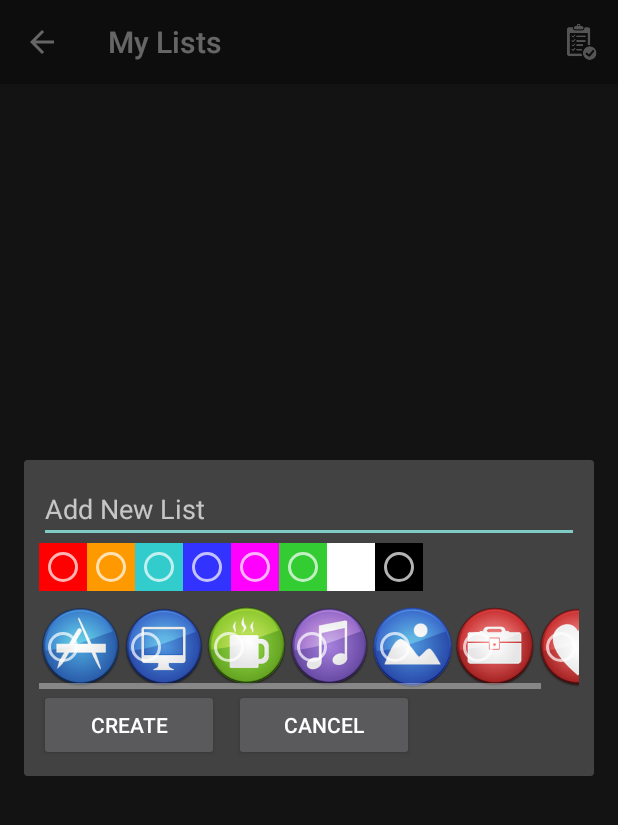
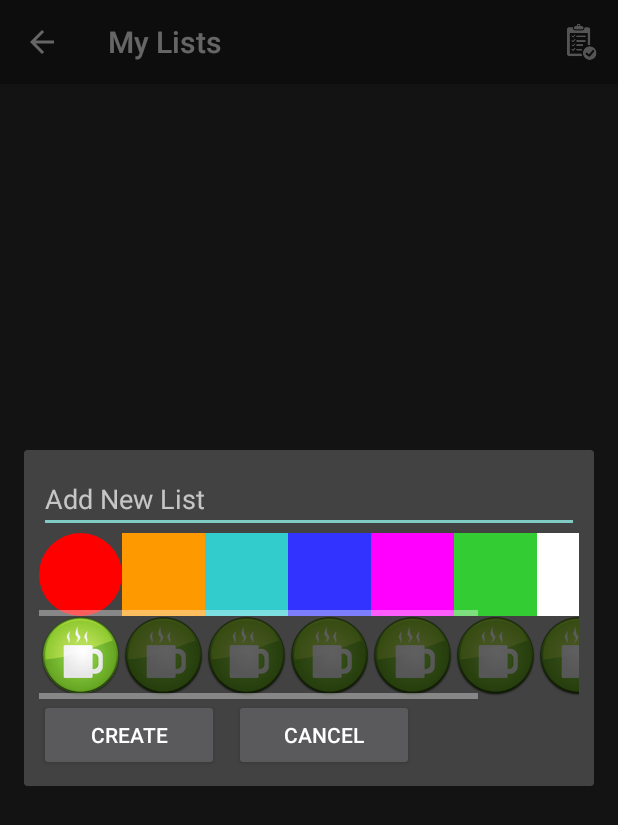
Before and after one commit to JKorang/StoreGPS, an Android app: the fragment MyListFragment placed in its activity, after a tap on "Add New List", on a phone screen of 412 x 824 dp. Shown: the top 825 px of the screen. Run offline under Robolectric (Android 15) with nearby library versions, the phone set to English and light mode, and no system bars; 3 statements that could not run were skipped.

Commit message:
Defining Color Elements
Icon elements closer to proper definition. Need animation.
Also still need to finish the color circles. Not dimming.

```diff
--- /dev/null
+++ b/app/src/main/res/drawable/xml_icon_button_0.xml
@@ -0,0 +1,17 @@
+<?xml version="1.0" encoding="utf-8"?>
+<selector xmlns:android="http://schemas.android.com/apk/res/android">
+
+    <item android:state_pressed="true">
+        <bitmap android:src="@drawable/coffee_badge" />
+    </item>
+
+    <item android:state_checked="true">
+        <bitmap android:src="@drawable/coffee_badge" />
+    </item>
+
+    <item>
+        <bitmap android:src="@drawable/coffee_badge"
+            android:tint="@color/tint_color"
+            android:tintMode="multiply" />
+    </item>
+</selector>
--- /dev/null
+++ b/app/src/main/res/drawable/xml_icon_button_1.xml
@@ -0,0 +1,17 @@
+<?xml version="1.0" encoding="utf-8"?>
+<selector xmlns:android="http://schemas.android.com/apk/res/android">
+
+    <item android:state_pressed="true">
+        <bitmap android:src="@drawable/coffee_badge" />
+    </item>
+
+    <item android:state_checked="true">
+        <bitmap android:src="@drawable/coffee_badge" />
+    </item>
+
+    <item>
+        <bitmap android:src="@drawable/coffee_badge"
+            android:tint="@color/tint_color"
+            android:tintMode="multiply" />
+    </item>
+</selector>
--- /dev/null
+++ b/app/src/main/res/drawable/xml_icon_button_2.xml
@@ -0,0 +1,17 @@
+<?xml version="1.0" encoding="utf-8"?>
+<selector xmlns:android="http://schemas.android.com/apk/res/android">
+
+    <item android:state_pressed="true">
+        <bitmap android:src="@drawable/coffee_badge" />
+    </item>
+
+    <item android:state_checked="true">
+        <bitmap android:src="@drawable/coffee_badge" />
+    </item>
+
+    <item>
+        <bitmap android:src="@drawable/coffee_badge"
+            android:tint="@color/tint_color"
+            android:tintMode="multiply" />
+    </item>
+</selector>
--- /dev/null
+++ b/app/src/main/res/drawable/xml_icon_button_3.xml
@@ -0,0 +1,17 @@
+<?xml version="1.0" encoding="utf-8"?>
+<selector xmlns:android="http://schemas.android.com/apk/res/android">
+
+    <item android:state_pressed="true">
+        <bitmap android:src="@drawable/coffee_badge" />
+    </item>
+
+    <item android:state_checked="true">
+        <bitmap android:src="@drawable/coffee_badge" />
+    </item>
+
+    <item>
+        <bitmap android:src="@drawable/coffee_badge"
+            android:tint="@color/tint_color"
+            android:tintMode="multiply" />
+    </item>
+</selector>
--- /dev/null
+++ b/app/src/main/res/drawable/xml_icon_button_4.xml
@@ -0,0 +1,17 @@
+<?xml version="1.0" encoding="utf-8"?>
+<selector xmlns:android="http://schemas.android.com/apk/res/android">
+
+    <item android:state_pressed="true">
+        <bitmap android:src="@drawable/coffee_badge" />
+    </item>
+
+    <item android:state_checked="true">
+        <bitmap android:src="@drawable/coffee_badge" />
+    </item>
+
+    <item>
+        <bitmap android:src="@drawable/coffee_badge"
+            android:tint="@color/tint_color"
+            android:tintMode="multiply" />
+    </item>
+</selector>
--- /dev/null
+++ b/app/src/main/res/drawable/xml_icon_button_5.xml
@@ -0,0 +1,17 @@
+<?xml version="1.0" encoding="utf-8"?>
+<selector xmlns:android="http://schemas.android.com/apk/res/android">
+
+    <item android:state_pressed="true">
+        <bitmap android:src="@drawable/coffee_badge" />
+    </item>
+
+    <item android:state_checked="true">
+        <bitmap android:src="@drawable/coffee_badge" />
+    </item>
+
+    <item>
+        <bitmap android:src="@drawable/coffee_badge"
+            android:tint="@color/tint_color"
+            android:tintMode="multiply" />
+    </item>
+</selector>
--- /dev/null
+++ b/app/src/main/res/drawable/xml_icon_button_6.xml
@@ -0,0 +1,17 @@
+<?xml version="1.0" encoding="utf-8"?>
+<selector xmlns:android="http://schemas.android.com/apk/res/android">
+
+    <item android:state_pressed="true">
+        <bitmap android:src="@drawable/coffee_badge" />
+    </item>
+
+    <item android:state_checked="true">
+        <bitmap android:src="@drawable/coffee_badge" />
+    </item>
+
+    <item>
+        <bitmap android:src="@drawable/coffee_badge"
+            android:tint="@color/tint_color"
+            android:tintMode="multiply" />
+    </item>
+</selector>
--- /dev/null
+++ b/app/src/main/res/drawable/xml_icon_button_7.xml
@@ -0,0 +1,17 @@
+<?xml version="1.0" encoding="utf-8"?>
+<selector xmlns:android="http://schemas.android.com/apk/res/android">
+
+    <item android:state_pressed="true">
+        <bitmap android:src="@drawable/coffee_badge" />
+    </item>
+
+    <item android:state_checked="true">
+        <bitmap android:src="@drawable/coffee_badge" />
+    </item>
+
+    <item>
+        <bitmap android:src="@drawable/coffee_badge"
+            android:tint="@color/tint_color"
+            android:tintMode="multiply" />
+    </item>
+</selector>
--- /dev/null
+++ b/app/src/main/res/drawable/xml_icon_color_0.xml
@@ -0,0 +1,38 @@
+<?xml version="1.0" encoding="utf-8"?>
+<selector xmlns:android="http://schemas.android.com/apk/res/android">
+
+    <item android:state_pressed="true">
+        <shape xmlns:android="http://schemas.android.com/apk/res/android"
+            android:shape="oval">
+        <solid
+            android:color="@color/color_0"/>
+        <size
+            android:width="55dp"
+            android:height="55dp"/>
+        </shape>
+    </item>
+
+    <item android:state_checked="true">
+        <shape xmlns:android="http://schemas.android.com/apk/res/android"
+            android:shape="oval">
+            <solid
+                android:color="@color/color_0"/>
+            <size
+                android:width="55dp"
+                android:height="55dp"/>
+        </shape>
+    </item>
+
+    <item>
+        <shape xmlns:android="http://schemas.android.com/apk/res/android"
+            android:shape="oval"
+            android:tint="@color/tint_color"
+            android:tintMode="multiply">
+            <solid
+                android:color="@color/color_0" />
+            <size
+                android:width="55dp"
+                android:height="55dp"/>
+        </shape>
+    </item>
+</selector>
--- a/app/src/main/res/layout/dialog_new_list.xml
+++ b/app/src/main/res/layout/dialog_new_list.xml
@@ -15,7 +15,7 @@
     <HorizontalScrollView
         android:id="@+id/colorView"
         android:layout_width="match_parent"
-        android:layout_height="42dp">
+        android:layout_height="55dp">
 
 
         <RadioGroup
@@ -26,51 +26,60 @@
 
             <RadioButton
                 android:id="@+id/color_0"
-                android:layout_width="wrap_content"
-                android:layout_height="wrap_content"
-                android:background="@color/color_0" />
+                android:layout_width="55dp"
+                android:layout_height="55dp"
+                android:background="@drawable/xml_icon_color_0"
+                android:button="@null"
+                android:checked="true"/>
 
             <RadioButton
                 android:id="@+id/color_1"
-                android:layout_width="wrap_content"
-                android:layout_height="wrap_content"
-                android:background="@color/color_1" />
+                android:layout_width="55dp"
+                android:layout_height="55dp"
+                android:background="@color/color_1"
+                android:button="@null" />
 
             <RadioButton
                 android:id="@+id/color_2"
-                android:layout_width="wrap_content"
-                android:layout_height="wrap_content"
-                android:background="@color/color_2" />
+                android:layout_width="55dp"
+                android:layout_height="55dp"
+                android:background="@color/color_2"
+                android:button="@null" />
 
             <RadioButton
                 android:id="@+id/color_3"
-                android:layout_width="wrap_content"
-                android:layout_height="wrap_content"
-                android:background="@color/color_3" />
+                android:layout_width="55dp"
+                android:layout_height="55dp"
+                android:background="@color/color_3"
+                android:button="@null" />
 
             <RadioButton
                 android:id="@+id/color_4"
-                android:layout_width="wrap_content"
-                android:layout_height="wrap_content"
-                android:background="@color/color_4" />
+                android:layout_width="55dp"
+                android:layout_height="55dp"
+                android:background="@color/color_4"
+                android:button="@null" />
 
             <RadioButton
                 android:id="@+id/color_5"
-                android:layout_width="wrap_content"
-                android:layout_height="wrap_content"
-                android:background="@color/color_5" />
+                android:layout_width="55dp"
+                android:layout_height="55dp"
+                android:background="@color/color_5"
+                android:button="@null" />
 
             <RadioButton
                 android:id="@+id/color_6"
-                android:layout_width="wrap_content"
-                android:layout_height="wrap_content"
-                android:background="@color/color_6" />
+                android:layout_width="55dp"
+                android:layout_height="55dp"
+                android:background="@color/color_6"
+                android:button="@null" />
 
             <RadioButton
                 android:id="@+id/color_7"
-                android:layout_width="wrap_content"
-                android:layout_height="wrap_content"
-                android:background="@color/color_7" />
+                android:layout_width="55dp"
+                android:layout_height="55dp"
+                android:background="@color/color_7"
+                android:button="@null" />
         </RadioGroup>
 
     </HorizontalScrollView>
@@ -92,49 +101,67 @@
                 android:layout_width="55dp"
                 android:layout_height="55dp"
                 android:layout_gravity="center_horizontal|center_vertical"
-                android:background="@drawable/applications" />
+                android:background="@drawable/xml_icon_button_0"
+                android:button="@null"
+                android:checked="true" />
 
             <RadioButton
                 android:id="@+id/image1"
                 android:layout_width="55dp"
                 android:layout_height="55dp"
                 android:layout_gravity="center_horizontal|center_vertical"
-                android:background="@drawable/computer" />
+                android:background="@drawable/xml_icon_button_1"
+                android:button="@null" />
 
             <RadioButton
                 android:id="@+id/image2"
                 android:layout_width="55dp"
                 android:layout_height="55dp"
                 android:layout_gravity="center_horizontal|center_vertical"
-                android:background="@drawable/coffee_badge" />
+                android:background="@drawable/xml_icon_button_2"
+                android:button="@null" />
 
             <RadioButton
                 android:id="@+id/image3"
                 android:layout_width="55dp"
                 android:layout_height="55dp"
                 android:layout_gravity="center_horizontal|center_vertical"
-                android:background="@drawable/music" />
+                android:background="@drawable/xml_icon_button_3"
+                android:button="@null" />
 
             <RadioButton
                 android:id="@+id/image4"
                 android:layout_width="55dp"
                 android:layout_height="55dp"
                 android:layout_gravity="center_horizontal|center_vertical"
-                android:background="@drawable/pictures" />
+                android:background="@drawable/xml_icon_button_4"
+                android:button="@null" />
 
             <RadioButton
                 android:id="@+id/image5"
                 android:layout_width="55dp"
                 android:layout_height="55dp"
                 android:layout_gravity="center_horizontal|center_vertical"
-                android:background="@drawable/toolbox_badge" />
+                android:background="@drawable/xml_icon_button_5"
+                android:button="@null" />
 
             <RadioButton
                 android:id="@+id/image6"
                 android:layout_width="55dp"
                 android:layout_height="55dp"
                 android:layout_gravity="center_horizontal|center_vertical"
-                android:background="@drawable/favorites" />
+                android:background="@drawable/xml_icon_button_6"
+                android:button="@null" />
+
+            <RadioButton
+                android:id="@+id/radio0"
+                android:layout_width="55dp"
+                android:layout_height="55dp"
+                android:layout_gravity="center_horizontal|center_vertical"
+                android:background="@drawable/xml_icon_button_7"
+                android:button="@null" />
+
+
         </RadioGroup>
     </HorizontalScrollView>
 
--- a/app/src/main/res/values/colors.xml
+++ b/app/src/main/res/values/colors.xml
@@ -9,6 +9,8 @@
     <string name="color_5">#33CC33</string>
     <string name="color_6">#FFFFFF</string>
     <string name="color_7">#000000</string>
+    <string name="tint_color">#606060</string>
+
 
     <color name="color_0">#FF0000</color>
     <color name="color_1">#FF9900</color>
@@ -18,5 +20,6 @@
     <color name="color_5">#33CC33</color>
     <color name="color_6">#FFFFFF</color>
     <color name="color_7">#000000</color>
+    <color name="tint_color">#606060</color>
 
 </resources>
```
